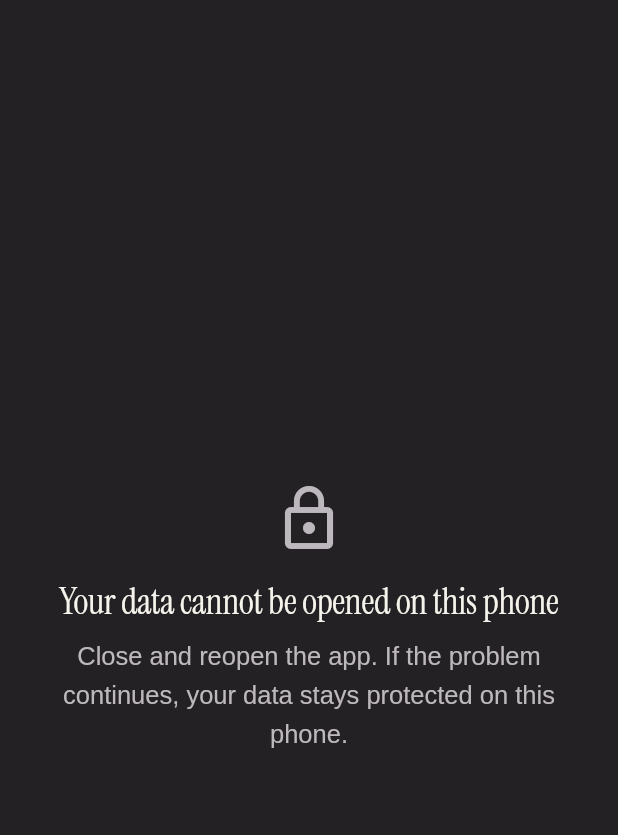
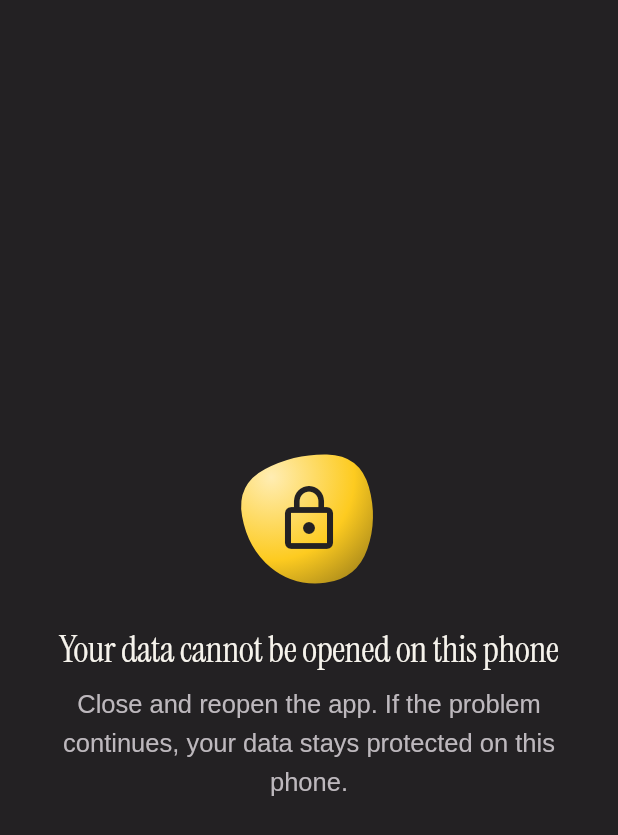
Before and after one commit to nrazafindravonjy-cmd/eripoo, a Flutter app: the screen it shows after launch, on a phone screen of 412 x 824 dp. Shown: the top 835 px of the screen. Run offline on Flutter 3.47's test engine with Material 3 defaults, Android fonts, the phone set to English and light mode, and no system bars; our stand-ins replace camera, connectivity_plus, drift, drift_flutter, flutter_local_notifications, flutter_riverpod and 8 more; missing offline and left inert: qr, record, sodium, sqlite3, workmanager, zxing2; accounts and stored records are empty; generated files the repository leaves out were written again.

Commit message:
Give the UI a signature drawn from the logo (C-15, lot 2)
The logo's cut corner shapes cards, buttons, dialogs and confirmations;
editorial headings with a yellow italic keyword (EripooHeadline); yellow
kept for the main action (secondary and text buttons in white, delete
outlined); light film grain drawn once; organic forms behind empty and
error states; quests and steps as a path of logo marks; the active tab
sits on a logo mark; diagonal page transitions, card press and a
step-completed mark, all off with reduced motion.

Co-Authored-By: Claude Opus 5.5 <noreply@anthropic.com>
Claude-Session: https://claude.ai/code/session_01A7McfRB8bSPgopebDRrQ4M

```diff
--- a/lib/app/app.dart
+++ b/lib/app/app.dart
@@ -44,7 +44,9 @@ class EripooApp extends ConsumerWidget {
       // The Eripoo "reduce animations" setting is applied through
       // MediaQuery so that every widget has a single source of truth.
       builder: (context, child) {
-        final gated = AppLockGate(child: LegalGate(child: child!));
+        final gated = EripooGrain(
+          child: AppLockGate(child: LegalGate(child: child!)),
+        );
         if (!settings.reducedMotion) return gated;
         return MediaQuery(
           data: MediaQuery.of(context).copyWith(disableAnimations: true),
--- a/lib/design_system/components/eripoo_state_views.dart
+++ b/lib/design_system/components/eripoo_state_views.dart
@@ -4,6 +4,7 @@ import '../../l10n/generated/app_localizations.dart';
 import '../theme/eripoo_theme.dart';
 import '../tokens/eripoo_dimens.dart';
 import 'eripoo_button.dart';
+import 'eripoo_organic_shape.dart';
 
 /// Loading state. Announced to screen readers.
 class EripooLoadingView extends StatelessWidget {
@@ -60,10 +61,18 @@ class EripooMessageView extends StatelessWidget {
         child: Column(
           mainAxisSize: MainAxisSize.min,
           children: [
-            Icon(
-              icon,
-              size: EripooSpacing.xxxl,
-              color: iconColor ?? colors.textSecondary,
+            // An organic form behind the icon: empty and error states keep
+            // the brand's matter instead of a bare symbol.
+            Stack(
+              alignment: Alignment.center,
+              children: [
+                const EripooOrganicShape(size: 112, seed: 5),
+                Icon(
+                  icon,
+                  size: EripooSpacing.xxxl,
+                  color: iconColor ?? colors.brand.onBase,
+                ),
+              ],
             ),
             const SizedBox(height: EripooSpacing.lg),
             Text(title, style: text.titleLarge, textAlign: TextAlign.center),
@@ -98,8 +107,8 @@ class EripooErrorView extends StatelessWidget {
   Widget build(BuildContext context) {
     final l10n = AppLocalizations.of(context);
     return EripooMessageView(
+      // Dark on the yellow form for contrast; the title says it is an error.
       icon: Icons.error_outline,
-      iconColor: context.colors.danger.base,
       title: title ?? l10n.stateErrorTitle,
       message: message ?? l10n.stateErrorBody,
       action: onRetry == null
--- a/lib/design_system/design_system.dart
+++ b/lib/design_system/design_system.dart
@@ -5,15 +5,20 @@ export 'components/eripoo_badge.dart';
 export 'components/eripoo_button.dart';
 export 'components/eripoo_card.dart';
 export 'components/eripoo_dialogs.dart';
+export 'components/eripoo_done_mark.dart';
+export 'components/eripoo_grain.dart';
+export 'components/eripoo_headline.dart';
 export 'components/eripoo_help.dart';
 export 'components/eripoo_logo.dart';
 export 'components/eripoo_organic_shape.dart';
+export 'components/eripoo_path.dart';
 export 'components/eripoo_progress.dart';
 export 'components/eripoo_state_views.dart';
 export 'components/eripoo_text_field.dart';
 export 'layout/adaptive_scaffold.dart';
 export 'layout/readable_column.dart';
 export 'layout/window_size.dart';
+export 'shapes/eripoo_shapes.dart';
 export 'theme/eripoo_theme.dart';
 export 'theme/format_context.dart';
 export 'tokens/eripoo_colors.dart';
--- /dev/null
+++ b/lib/design_system/shapes/eripoo_shapes.dart
@@ -0,0 +1,153 @@
+import 'dart:math' as math;
+
+import 'package:flutter/widgets.dart';
+
+/// Signature shape of Eripoo, taken from the logo: three rounded corners
+/// and the bottom-right corner cut on a diagonal, like the speech bubble
+/// of the mark. Used by cards, buttons, dialogs and messages.
+class EripooCutBorder extends OutlinedBorder {
+  const EripooCutBorder({this.radius = 16, this.cut = 20, super.side});
+
+  /// Radius of the three rounded corners.
+  final double radius;
+
+  /// Height of the diagonal cut; its width is [cut] × 1.6, the slope of
+  /// the logo.
+  final double cut;
+
+  static const _slope = 1.6;
+
+  @override
+  EdgeInsetsGeometry get dimensions => EdgeInsets.all(side.width);
+
+  Path _path(Rect rect) {
+    final r = math.min(radius, rect.shortestSide / 2);
+    final c = math.min(cut, rect.height / 2);
+    final cw = math.min(c * _slope, rect.width / 2);
+    return Path()
+      ..moveTo(rect.left + r, rect.top)
+      ..lineTo(rect.right - r, rect.top)
+      ..quadraticBezierTo(rect.right, rect.top, rect.right, rect.top + r)
+      ..lineTo(rect.right, rect.bottom - c)
+      ..lineTo(rect.right - cw, rect.bottom)
+      ..lineTo(rect.left + r, rect.bottom)
+      ..quadraticBezierTo(rect.left, rect.bottom, rect.left, rect.bottom - r)
+      ..lineTo(rect.left, rect.top + r)
+      ..quadraticBezierTo(rect.left, rect.top, rect.left + r, rect.top)
+      ..close();
+  }
+
+  @override
+  Path getOuterPath(Rect rect, {TextDirection? textDirection}) => _path(rect);
+
+  @override
+  Path getInnerPath(Rect rect, {TextDirection? textDirection}) =>
+      _path(rect.deflate(side.width));
+
+  @override
+  void paint(Canvas canvas, Rect rect, {TextDirection? textDirection}) {
+    if (side.style == BorderStyle.none || side.width == 0) return;
+    canvas.drawPath(
+      _path(rect.deflate(side.width / 2)),
+      side.toPaint()..style = PaintingStyle.stroke,
+    );
+  }
+
+  @override
+  EripooCutBorder copyWith({BorderSide? side, double? radius, double? cut}) =>
+      EripooCutBorder(
+        side: side ?? this.side,
+        radius: radius ?? this.radius,
+        cut: cut ?? this.cut,
+      );
+
+  @override
+  ShapeBorder scale(double t) =>
+      EripooCutBorder(side: side.scale(t), radius: radius * t, cut: cut * t);
+
+  @override
+  ShapeBorder? lerpFrom(ShapeBorder? a, double t) => a is EripooCutBorder
+      ? EripooCutBorder(
+          side: BorderSide.lerp(a.side, side, t),
+          radius: _lerp(a.radius, radius, t),
+          cut: _lerp(a.cut, cut, t),
+        )
+      : super.lerpFrom(a, t);
+
+  @override
+  bool operator ==(Object other) =>
+      other is EripooCutBorder &&
+      other.side == side &&
+      other.radius == radius &&
+      other.cut == cut;
+
+  @override
+  int get hashCode => Object.hash(side, radius, cut);
+}
+
+/// The Eripoo mark as a path filling [rect] (traced from the owner's logo
+/// file, 2026-10-23): shared by the logo and the navigation indicator.
+Path eripooMarkPath(Rect rect) {
+  const w = 1328.0;
+  const h = 1380.0;
+  final sx = rect.width / w;
+  final sy = rect.height / h;
+  Offset p(double x, double y) => Offset(rect.left + x * sx, rect.top + y * sy);
+  final a = p(48, 0);
+  final path = Path()..moveTo(a.dx, a.dy);
+  void line(double x, double y) {
+    final o = p(x, y);
+    path.lineTo(o.dx, o.dy);
+  }
+
+  void quad(double cx, double cy, double x, double y) {
+    final c = p(cx, cy);
+    final o = p(x, y);
+    path.quadraticBezierTo(c.dx, c.dy, o.dx, o.dy);
+  }
+
+  line(1280, 0);
+  quad(1328, 0, 1328, 48);
+  line(1328, 1002);
+  line(1010, 1002);
+  quad(953, 1002, 900, 1035);
+  line(344, 1380);
+  line(36, 1380);
+  quad(0, 1380, 0, 1344);
+  line(0, 48);
+  quad(0, 0, 48, 0);
+  return path..close();
+}
+
+/// Navigation indicator: the selected icon sits on an Eripoo mark instead
+/// of the generic Material pill.
+class EripooNavMarkBorder extends ShapeBorder {
+  const EripooNavMarkBorder();
+
+  static const _size = Size(36, 37.4);
+
+  @override
+  EdgeInsetsGeometry get dimensions => EdgeInsets.zero;
+
+  Rect _markRect(Rect rect) => Rect.fromCenter(
+    center: rect.center,
+    width: _size.width,
+    height: _size.height,
+  );
+
+  @override
+  Path getOuterPath(Rect rect, {TextDirection? textDirection}) =>
+      eripooMarkPath(_markRect(rect));
+
+  @override
+  Path getInnerPath(Rect rect, {TextDirection? textDirection}) =>
+      getOuterPath(rect);
+
+  @override
+  void paint(Canvas canvas, Rect rect, {TextDirection? textDirection}) {}
+
+  @override
+  ShapeBorder scale(double t) => this;
+}
+
+double _lerp(double a, double b, double t) => a + (b - a) * t;
--- a/lib/design_system/theme/eripoo_theme.dart
+++ b/lib/design_system/theme/eripoo_theme.dart
@@ -1,6 +1,7 @@
 import 'package:flutter/material.dart';
 import 'package:flutter/services.dart';
 
+import '../shapes/eripoo_shapes.dart';
 import '../tokens/eripoo_colors.dart';
 import '../tokens/eripoo_dimens.dart';
 import '../tokens/eripoo_typography.dart';
@@ -56,9 +57,8 @@ abstract final class EripooTheme {
       textTheme: EripooTypography.textTheme(c.textPrimary, c.textSecondary),
     ).textTheme;
 
-    final actionShape = RoundedRectangleBorder(
-      borderRadius: BorderRadius.circular(EripooRadii.pill),
-    );
+    // Signature shape (the logo's cut corner) on every button and card.
+    const actionShape = EripooCutBorder(radius: EripooRadii.lg, cut: 14);
     const actionSize = Size(
       EripooLayout.minTouchTarget,
       EripooLayout.primaryActionHeight,
@@ -124,8 +124,11 @@ abstract final class EripooTheme {
           ),
           padding: const EdgeInsets.symmetric(horizontal: EripooSpacing.lg),
           shape: actionShape,
-          textStyle: text.labelLarge,
-          foregroundColor: c.brand.base,
+          textStyle: text.labelLarge?.copyWith(
+            decoration: TextDecoration.underline,
+            decorationColor: c.textSecondary,
+          ),
+          foregroundColor: c.textPrimary,
         ),
       ),
       iconButtonTheme: IconButtonThemeData(
@@ -138,9 +141,7 @@ abstract final class EripooTheme {
         color: c.surface,
         elevation: 0,
         margin: EdgeInsets.zero,
-        shape: RoundedRectangleBorder(
-          borderRadius: BorderRadius.circular(EripooRadii.xl),
-        ),
+        shape: const EripooCutBorder(radius: EripooRadii.xl, cut: 22),
       ),
       inputDecorationTheme: InputDecorationTheme(
         filled: true,
@@ -169,12 +170,19 @@ abstract final class EripooTheme {
       ),
       navigationBarTheme: NavigationBarThemeData(
         backgroundColor: c.background,
+        // The selected icon sits on an Eripoo mark (not the generic pill).
         indicatorColor: c.brand.container,
+        indicatorShape: const EripooNavMarkBorder(),
         elevation: 0,
         // Navigation labels are short single words; 12 sp keeps them on
         // one line at 360 dp (tested).
-        labelTextStyle: WidgetStatePropertyAll(
-          text.labelSmall?.copyWith(color: c.textPrimary),
+        labelTextStyle: WidgetStateProperty.resolveWith(
+          (states) => states.contains(WidgetState.selected)
+              ? text.labelSmall?.copyWith(color: c.textPrimary)
+              : text.labelSmall?.copyWith(
+                  color: c.textSecondary,
+                  fontWeight: FontWeight.w400,
+                ),
         ),
         iconTheme: WidgetStateProperty.resolveWith(
           (states) => IconThemeData(
@@ -187,6 +195,7 @@ abstract final class EripooTheme {
       navigationRailTheme: NavigationRailThemeData(
         backgroundColor: c.background,
         indicatorColor: c.brand.container,
+        indicatorShape: const EripooNavMarkBorder(),
         selectedIconTheme: IconThemeData(color: c.brand.onContainer),
         unselectedIconTheme: IconThemeData(color: c.textSecondary),
         selectedLabelTextStyle: text.labelMedium,
@@ -198,9 +207,7 @@ abstract final class EripooTheme {
       dialogTheme: DialogThemeData(
         backgroundColor: c.surface,
         surfaceTintColor: Colors.transparent,
-        shape: RoundedRectangleBorder(
-          borderRadius: BorderRadius.circular(EripooRadii.xl),
-        ),
+        shape: const EripooCutBorder(radius: EripooRadii.xl, cut: 26),
         titleTextStyle: text.titleLarge,
         contentTextStyle: text.bodyLarge,
       ),
@@ -218,11 +225,17 @@ abstract final class EripooTheme {
       ),
       snackBarTheme: SnackBarThemeData(
         behavior: SnackBarBehavior.floating,
+        // Confirmations take the shape of the logo's speech bubble.
         backgroundColor: c.textPrimary,
-        contentTextStyle: text.bodyMedium?.copyWith(color: c.surface),
-        shape: RoundedRectangleBorder(
-          borderRadius: BorderRadius.circular(EripooRadii.md),
-        ),
+        contentTextStyle: text.bodyMedium?.copyWith(color: c.background),
+        actionTextColor: c.background,
+        shape: const EripooCutBorder(radius: EripooRadii.md, cut: 12),
+      ),
+      pageTransitionsTheme: const PageTransitionsTheme(
+        builders: {
+          TargetPlatform.android: EripooPageTransitionsBuilder(),
+          TargetPlatform.iOS: EripooPageTransitionsBuilder(),
+        },
       ),
       extensions: [c],
     );
@@ -234,3 +247,35 @@ extension EripooThemeContext on BuildContext {
   EripooColors get colors => Theme.of(this).extension<EripooColors>()!;
   TextTheme get textStyles => Theme.of(this).textTheme;
 }
+
+/// Pages slide in along the diagonal of the logo, with a fade; nothing
+/// moves when the user asks for reduced motion.
+class EripooPageTransitionsBuilder extends PageTransitionsBuilder {
+  const EripooPageTransitionsBuilder();
+
+  @override
+  Widget buildTransitions<T>(
+    PageRoute<T> route,
+    BuildContext context,
+    Animation<double> animation,
+    Animation<double> secondaryAnimation,
+    Widget child,
+  ) {
+    if (MediaQuery.disableAnimationsOf(context)) return child;
+    final curved = CurvedAnimation(
+      parent: animation,
+      curve: Curves.easeOutCubic,
+      reverseCurve: Curves.easeInCubic,
+    );
+    return FadeTransition(
+      opacity: curved,
+      child: SlideTransition(
+        position: Tween(
+          begin: const Offset(0.08, 0.05),
+          end: Offset.zero,
+        ).animate(curved),
+        child: child,
+      ),
+    );
+  }
+}
--- a/lib/features/onboarding/presentation/welcome_screen.dart
+++ b/lib/features/onboarding/presentation/welcome_screen.dart
@@ -59,7 +59,7 @@ class _WelcomeScreenState extends ConsumerState<WelcomeScreen> {
                     ],
                   ),
                   const SizedBox(height: EripooSpacing.xl),
-                  Text(
+                  EripooHeadline(
                     l10n.welcomeTitle,
                     style: context.textStyles.displaySmall,
                   ),
--- a/lib/l10n/app_en.arb
+++ b/lib/l10n/app_en.arb
@@ -44,7 +44,7 @@
   "startupReset": "Start again on this phone",
   "startupResetConfirmTitle": "Erase the data on this phone?",
   "startupResetConfirmBody": "Anything not saved to your account will be lost. What was saved can be recovered with your recovery code.",
-  "welcomeTitle": "Welcome to Eripoo",
+  "welcomeTitle": "Welcome to *Eripoo*",
   "welcomeChooseLanguage": "Choose your language",
   "welcomePrivacy": "Your project stays yours: it is encrypted on your phone.",
   "welcomeStart": "Start",
--- a/lib/l10n/app_fr.arb
+++ b/lib/l10n/app_fr.arb
@@ -215,7 +215,7 @@
   "@startupResetConfirmBody": {
     "description": "Conséquence de l'effacement, dite simplement."
   },
-  "welcomeTitle": "Bienvenue sur Eripoo",
+  "welcomeTitle": "Bienvenue sur *Eripoo*",
   "@welcomeTitle": {
     "description": "Titre de l'écran d'accueil (premier lancement)."
   },
```
Also changed, not shown: lib/design_system/components/eripoo_button.dart (+7 -6 lines), lib/design_system/components/eripoo_card.dart (+33 -7 lines), lib/design_system/components/eripoo_done_mark.dart (added, +42 -0 lines), lib/design_system/components/eripoo_grain.dart (added, +65 -0 lines), lib/design_system/components/eripoo_headline.dart (added, +43 -0 lines), lib/design_system/components/eripoo_logo.dart (+7 -17 lines), lib/design_system/components/eripoo_path.dart (added, +109 -0 lines), lib/features/quest/presentation/quest_screens.dart (+26 -10 lines), lib/features/quest/presentation/step_screen.dart (+17 -4 lines), 2 other files.
